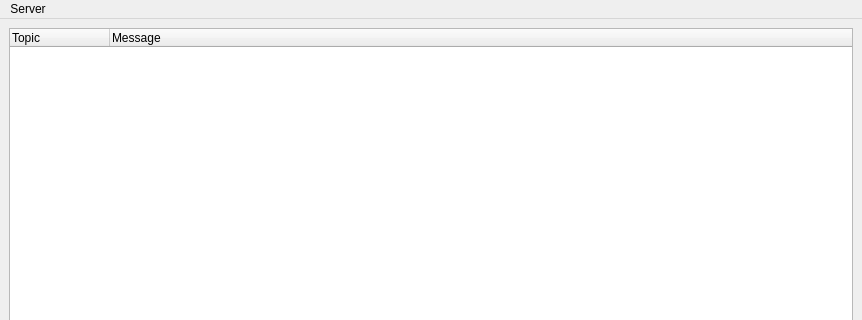
Specter-13/icp-mqtt-project, file mainwindow.ui: the form before one commit; both pictures show x 0 to 862 and y 0 to 320 of the 862 by 517 pixel window.
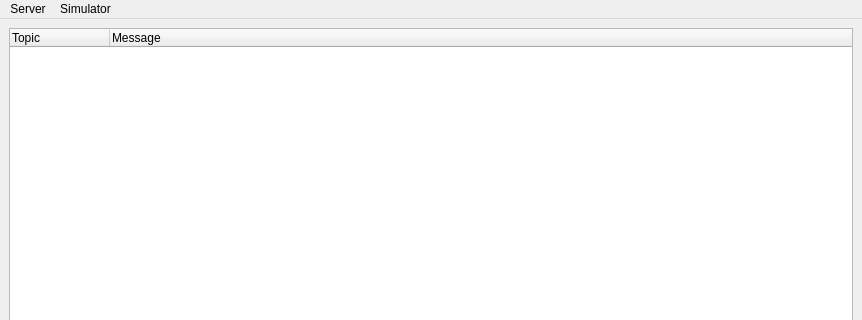
The form after the commit.

Commit message: tree widget and basic simulator

The edit to the form file:
```diff
--- a/mainwindow.ui
+++ b/mainwindow.ui
@@ -46,7 +46,14 @@
     </property>
     <addaction name="actionConnect"/>
    </widget>
+   <widget class="QMenu" name="menuSimulator">
+    <property name="title">
+     <string>Simulator</string>
+    </property>
+    <addaction name="actionSimulator"/>
+   </widget>
    <addaction name="menuServer"/>
+   <addaction name="menuSimulator"/>
   </widget>
   <widget class="QStatusBar" name="statusbar"/>
   <action name="actionConnect">
```
Left out of the diff: 9 changed lines with no effect on the pictures. The commit also changes 7 other files.
